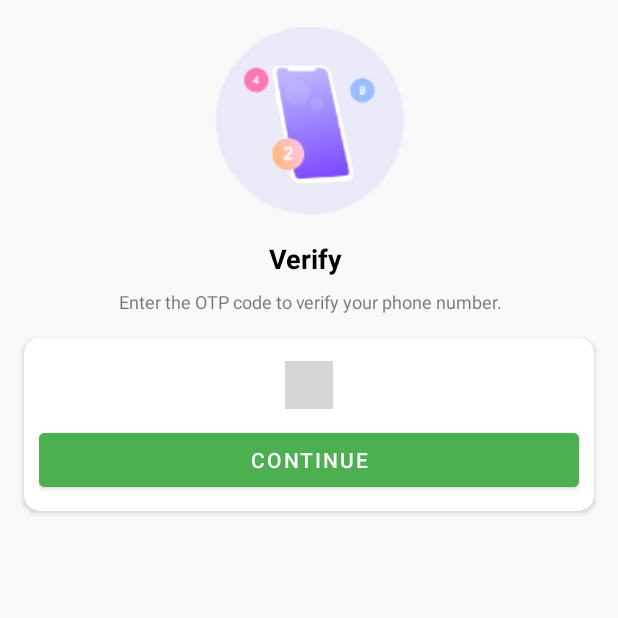
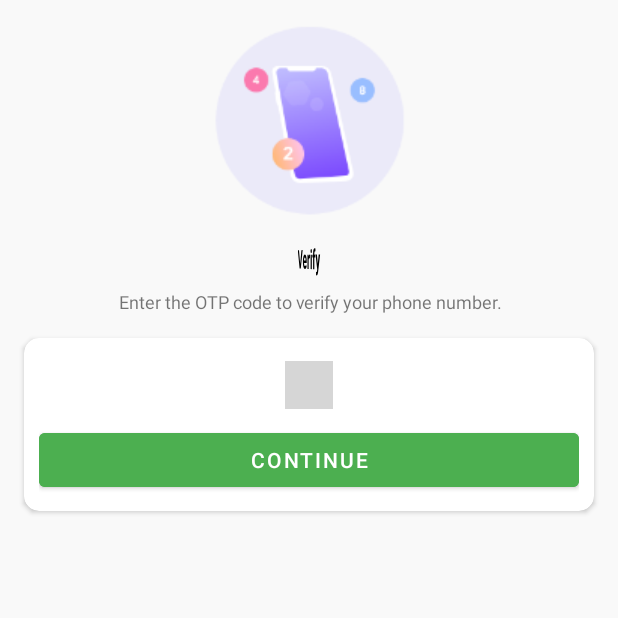
Before and after one commit to iamrakib097/LetsChat_SDP04, an Android app: the screen it shows after launch (OTPActivity), after a tap on "CONTINUE", on a phone screen of 412 x 824 dp, the top half of it. Run offline under Robolectric (Android 15) with nearby library versions, the phone set to English and light mode, and no system bars; our stand-ins replace Firebase (no records; nobody signed in at launch, a user with empty details on screens opened directly); libraries missing offline, so code that uses them is left out: com.mukesh; plain views replace OtpView; Roboto replaces fonts that are not available here; 1 statement that could not run was skipped; grey boxes are pictures that could not be loaded.

Commit message:
verify update

```diff
--- a/app/src/main/res/layout/activity_o_t_p.xml
+++ b/app/src/main/res/layout/activity_o_t_p.xml
@@ -22,7 +22,8 @@
         android:layout_width="wrap_content"
         android:layout_height="wrap_content"
         android:layout_marginTop="16dp"
-        android:text="Verify +923001234567"
+        android:rotationY="-72"
+        android:text="Verify +8801764186880"
         android:textColor="@color/black"
         android:textSize="18sp"
         android:textStyle="bold"
```
